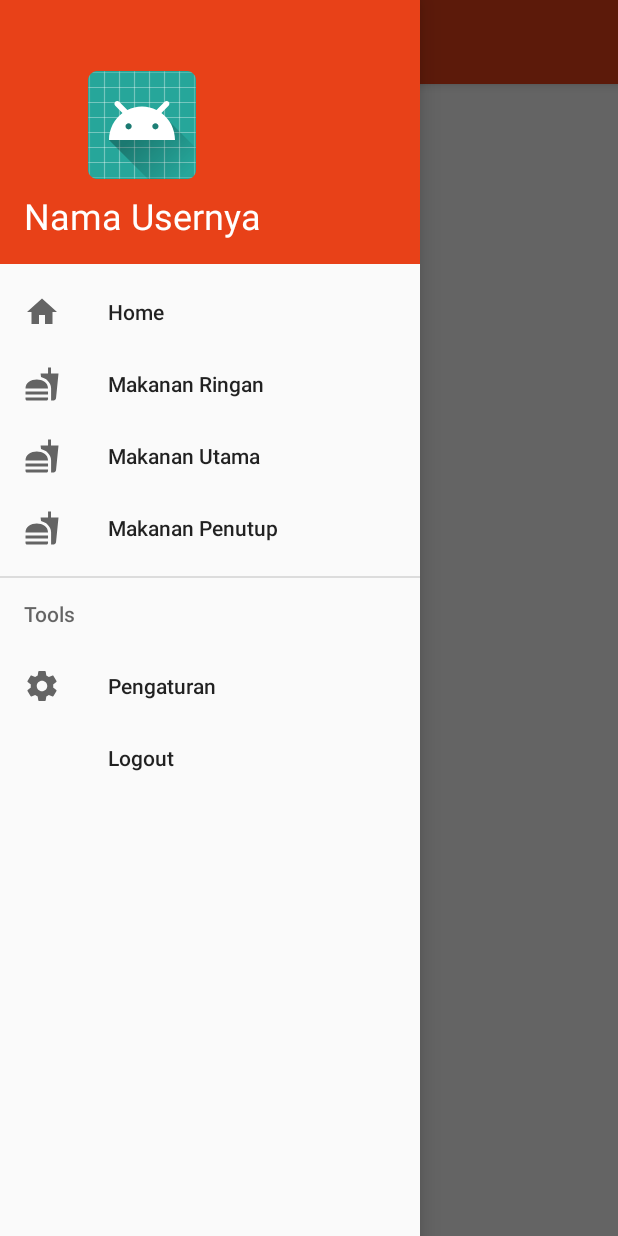
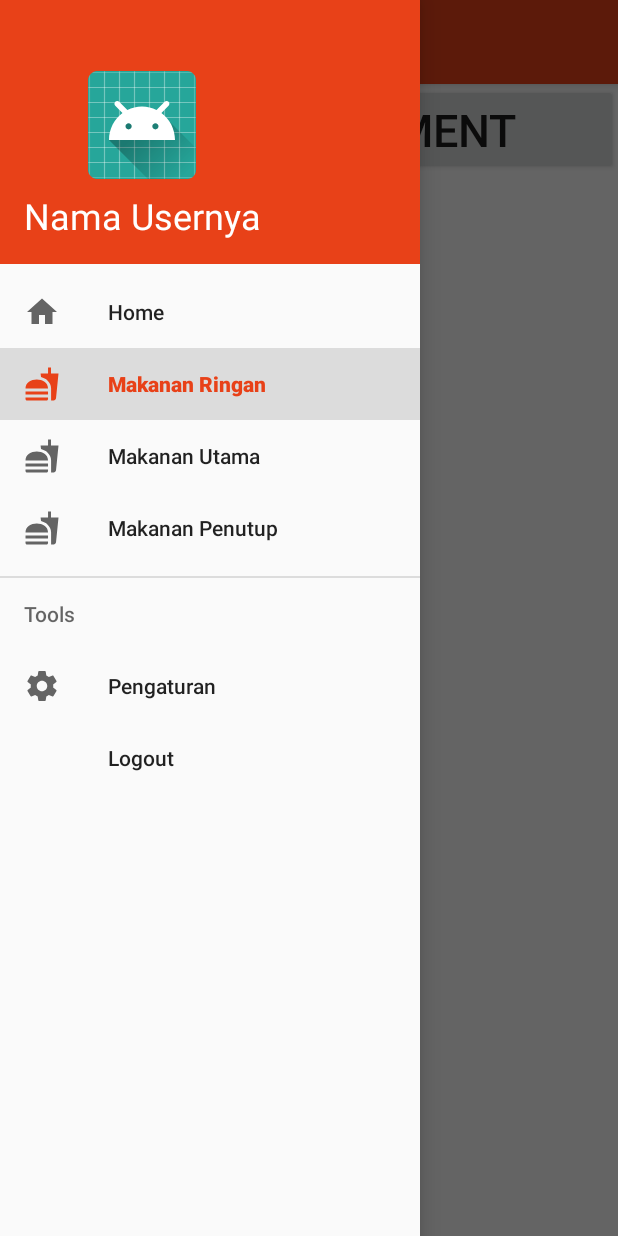
Before and after one commit to sintaxd/RENAKO, an Android app: the screen it shows after launch (main_menu), in the side drawer, after a tap on "Makanan Ringan", on a phone screen of 412 x 824 dp. Run offline under Robolectric (Android 15) with nearby library versions, the phone set to English and light mode, and no system bars.

Commit message:
guys ini klo sepenglihatanku frontend udah jadi tinggal manggil data data di main menu dr database sama bikin backend

```diff
--- a/app/src/main/java/pbp_renako_a_kel2/com/pbp_renako_a_kel2/ApiClient.java
+++ b/app/src/main/java/pbp_renako_a_kel2/com/pbp_renako_a_kel2/ApiClient.java
@@ -12,7 +12,7 @@ public interface ApiClient {
 
     @POST("user_process.php")
     @FormUrlEncoded
-    Call<String> regUser  (@Field("user_name") String user_name,
+    Call<String>regUser(@Field("user_name") String user_name,
                            @Field ("user_email") String user_email,
                            @Field ("user_password") String user_password);
 }
--- a/app/src/main/java/pbp_renako_a_kel2/com/pbp_renako_a_kel2/MainActivity.java
+++ b/app/src/main/java/pbp_renako_a_kel2/com/pbp_renako_a_kel2/MainActivity.java
@@ -36,8 +36,9 @@ public class MainActivity extends AppCompatActivity {
         login.setOnClickListener(new View.OnClickListener() {
             @Override
             public void onClick(View v) {
-                Intent i=new Intent(MainActivity.this,EditKataSandiActivity.class);
+                Intent i=new Intent(MainActivity.this,main_menu.class);
                 startActivity(i);
+                finish();
             }
         });
 
--- /dev/null
+++ b/app/src/main/java/pbp_renako_a_kel2/com/pbp_renako_a_kel2/homeFragment.java
@@ -0,0 +1,17 @@
+package pbp_renako_a_kel2.com.pbp_renako_a_kel2;
+
+import android.os.Bundle;
+import android.support.annotation.Nullable;
+import android.support.v4.app.Fragment;
+import android.view.LayoutInflater;
+import android.view.View;
+import android.view.ViewGroup;
+
+public class homeFragment extends Fragment {
+
+    @Nullable
+    @Override
+    public View onCreateView(LayoutInflater inflater, @Nullable ViewGroup container, @Nullable Bundle savedInstanceState) {
+        return inflater.inflate(R.layout.fragment_home, container, false);
+    }
+}
--- a/app/src/main/java/pbp_renako_a_kel2/com/pbp_renako_a_kel2/main_menu.java
+++ b/app/src/main/java/pbp_renako_a_kel2/com/pbp_renako_a_kel2/main_menu.java
@@ -1,13 +1,17 @@
 package pbp_renako_a_kel2.com.pbp_renako_a_kel2;
 
+import android.content.Intent;
+import android.support.annotation.NonNull;
+import android.support.design.widget.NavigationView;
 import android.support.v4.view.GravityCompat;
 import android.support.v4.widget.DrawerLayout;
 import android.support.v7.app.ActionBarDrawerToggle;
 import android.support.v7.app.AppCompatActivity;
 import android.os.Bundle;
 import android.support.v7.widget.Toolbar;
+import android.view.MenuItem;
 
-public class main_menu extends AppCompatActivity {
+public class main_menu extends AppCompatActivity implements NavigationView.OnNavigationItemSelectedListener{
     private DrawerLayout drawer;
 
     @Override
@@ -19,12 +23,44 @@ public class main_menu extends AppCompatActivity {
         setSupportActionBar(toolbar);
         drawer=findViewById(R.id.drawer_layout);
 
+        NavigationView navigationView=findViewById(R.id.nav_view);
+        navigationView.setNavigationItemSelectedListener(this);
         ActionBarDrawerToggle toggle= new ActionBarDrawerToggle(this,drawer,R.string.navigation_drawer_open,R.string.navigation_drawer_close);
         drawer.addDrawerListener(toggle);
         toggle.syncState();
+        if(savedInstanceState==null) {
+            getSupportFragmentManager().beginTransaction().replace(R.id.fragment_container, new homeFragment()).commit();
+            navigationView.setCheckedItem(R.id.home_kat);
+        }
     }
 
     @Override
+    public boolean onNavigationItemSelected(@NonNull MenuItem menuItem) {
+        switch (menuItem.getItemId()){
+            case R.id.home_kat:
+                getSupportFragmentManager().beginTransaction().replace(R.id.fragment_container,new homeFragment()).commit();
+                break;
+            case R.id.makanan_ringan:
+                getSupportFragmentManager().beginTransaction().replace(R.id.fragment_container,new ringanFragment()).commit();
+                break;
+            case R.id.makanan_utama:
+                getSupportFragmentManager().beginTransaction().replace(R.id.fragment_container,new utamaFragment()).commit();
+                break;
+            case R.id.makanan_penutup:
+                getSupportFragmentManager().beginTransaction().replace(R.id.fragment_container,new penutupFragment()).commit();
+                break;
+            case R.id.setting:
+                startActivity(new Intent(this,PengaturanActivity.class));
+                break;
+            case R.id.logout:
+                startActivity(new Intent(this,MainActivity.class));
+                finish();
+                break;
+        }
+        return true;
+    }
+
+
     public void onBackPressed() {
         if (drawer.isDrawerOpen(GravityCompat.START)) {
             drawer.closeDrawer(GravityCompat.START);
@@ -32,4 +68,6 @@ public class main_menu extends AppCompatActivity {
             super.onBackPressed();
         }
     }
+
+
 }
--- /dev/null
+++ b/app/src/main/java/pbp_renako_a_kel2/com/pbp_renako_a_kel2/ringanFragment.java
@@ -0,0 +1,17 @@
+package pbp_renako_a_kel2.com.pbp_renako_a_kel2;
+
+import android.os.Bundle;
+import android.support.annotation.Nullable;
+import android.support.v4.app.Fragment;
+import android.view.LayoutInflater;
+import android.view.View;
+import android.view.ViewGroup;
+
+public class ringanFragment extends Fragment {
+
+    @Nullable
+    @Override
+    public View onCreateView(LayoutInflater inflater, @Nullable ViewGroup container, @Nullable Bundle savedInstanceState) {
+        return inflater.inflate(R.layout.fragment_ringan, container, false);
+    }
+}
--- a/app/src/main/res/layout/activity_register.xml
+++ b/app/src/main/res/layout/activity_register.xml
@@ -130,10 +130,9 @@
     <Button
         android:id="@+id/btnSimpan_Register"
         android:layout_width="0dp"
-        android:layout_height="39dp"
+        android:layout_height="48dp"
         android:layout_marginBottom="28dp"
         android:layout_marginEnd="84dp"
-
         android:layout_marginTop="28dp"
         android:background="@color/red"
         android:text="Daftar"
@@ -152,7 +151,9 @@
         android:layout_marginBottom="28dp"
         android:layout_marginEnd="48dp"
         android:layout_marginStart="85dp"
+        android:background="@color/red"
         android:text="Batal"
+        android:textColor="#f5f6fa"
         app:layout_constraintBottom_toBottomOf="parent"
         app:layout_constraintEnd_toStartOf="@+id/btnSimpan_Register"
         app:layout_constraintHorizontal_chainStyle="spread_inside"
--- /dev/null
+++ b/app/src/main/res/values-v21/styles.xml
@@ -0,0 +1,8 @@
+<?xml version="1.0" encoding="utf-8"?>
+<resources>
+    <style name="AppTheme.NoActionBar">
+        <item name="windowActionBar">false</item>
+        <item name="windowNoTitle">true</item>
+        <item name="android:statusBarColor">@android:color/transparent</item>
+    </style>
+</resources>
--- a/app/src/main/res/values/colors.xml
+++ b/app/src/main/res/values/colors.xml
@@ -6,5 +6,6 @@
     <color name="red">#e84118</color>
     <color name="darkred">#c23616</color>
     <color name="graylight">#fafafa</color>
+    <color name="white">#ffff</color>
 
 </resources>
--- a/app/src/main/res/values/styles.xml
+++ b/app/src/main/res/values/styles.xml
@@ -6,6 +6,7 @@
         <item name="colorPrimary">@color/red</item>
         <item name="colorPrimaryDark">#c0392b</item>
         <item name="colorAccent">#d63031</item>
+
 
     </style>
 
@@ -33,7 +34,6 @@
     <style name="AppTheme.NoActionBar">
         <item name="windowActionBar">false</item>
         <item name="windowNoTitle">true</item>
-        <item name="toolbarStyle">@style/Widget.AppCompat.Toolbar</item>
     </style>
 
 </resources>
```
Also changed, not shown: app/src/main/AndroidManifest.xml (+13 -11 lines), app/src/main/java/pbp_renako_a_kel2/com/pbp_renako_a_kel2/RegisterActivity.java (+10 -1 lines), app/src/main/java/pbp_renako_a_kel2/com/pbp_renako_a_kel2/penutupFragment.java (added, +17 -0 lines), app/src/main/java/pbp_renako_a_kel2/com/pbp_renako_a_kel2/utamaFragment.java (added, +17 -0 lines), app/src/main/res/layout/activity_main_menu.xml (+0 -8 lines), app/src/main/res/layout/activity_tambah_resep.xml (+4 -18 lines), app/src/main/res/layout/fragment_home.xml (added, +15 -0 lines), app/src/main/res/layout/fragment_penutup.xml (added, +14 -0 lines), app/src/main/res/layout/fragment_ringan.xml (added, +14 -0 lines), app/src/main/res/layout/fragment_utama.xml (added, +14 -0 lines).
